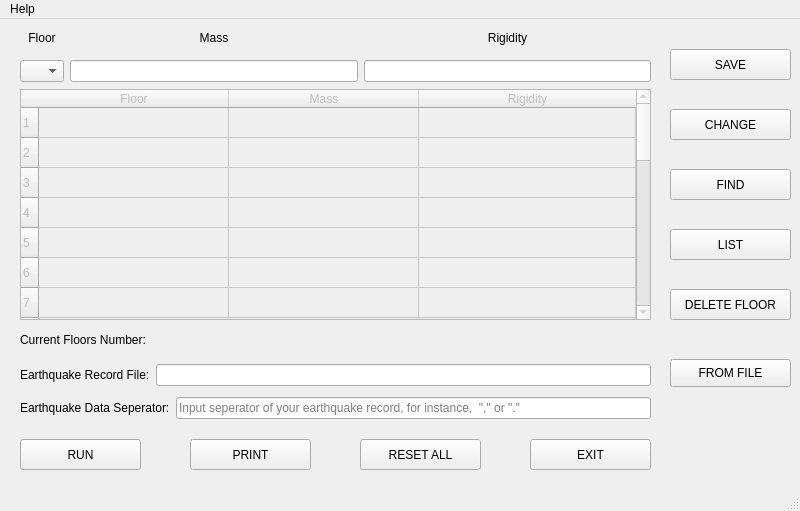
First picture: the form in sDynaUi.ui, repository alitatici/VisualizationOfCodes, before the edit.
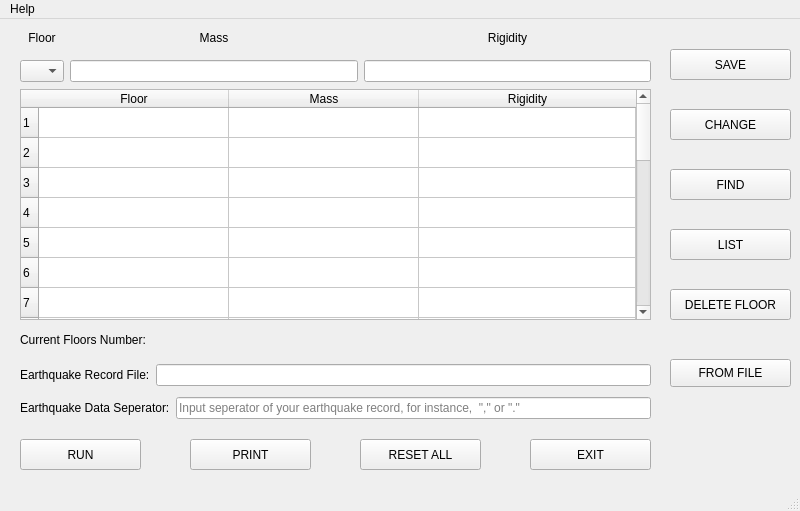
Second picture: the form after the edit. Icons and pictures are not drawn.

Diff of the .ui file:
```diff
--- a/sDynaUi.ui
+++ b/sDynaUi.ui
@@ -1279,7 +1279,7 @@
   <widget class="QWidget" name="centralwidget">
    <widget class="QTableWidget" name="tb_data">
     <property name="enabled">
-     <bool>false</bool>
+     <bool>true</bool>
     </property>
     <property name="geometry">
      <rect>
```
Left out of the diff: 14 changed lines with no effect on the pictures.
